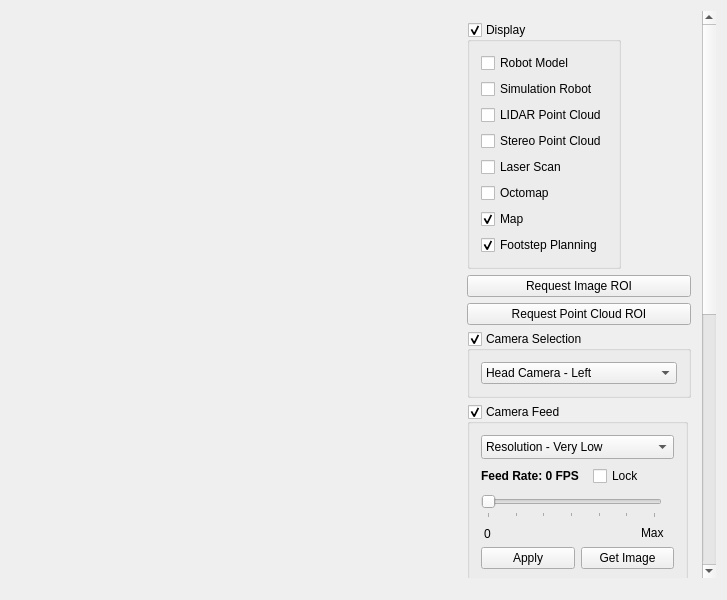
The window that vigir_ocs_camera_viewer_custom/src/ui/camera_viewer_custom_widget.ui (team-vigir/vigir_ocs_common) describes before a commit, drawn with Qt 5.
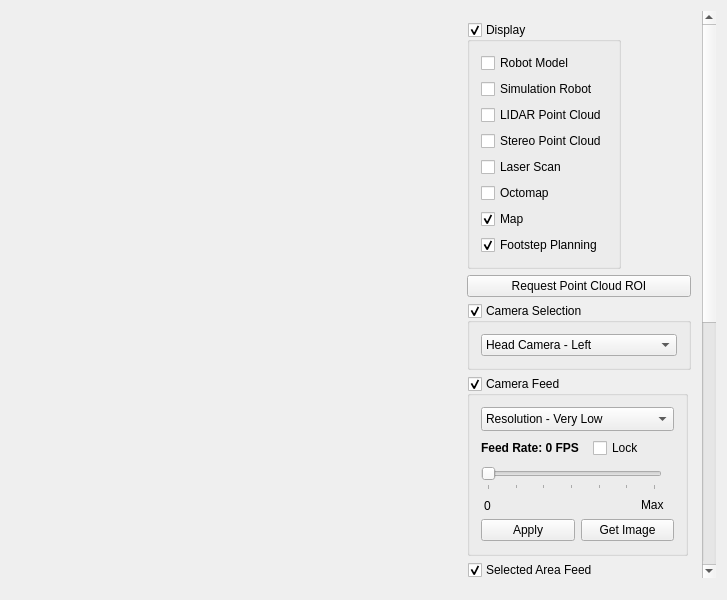
The same window after the commit. Custom widgets are drawn as their Qt base class.

Commit message: - several bugfixes to the camera display   - image request is only sent when the user hits get image   - camera topics work correctly now     - image aspect ratio corrected     - camera topic and camerainfo topic correctly update   - hitting get image / apply on the selected image groupbox reprocesses the image selection - final fixes to the gridmap display   - now it should prioritize display of the last gridmaps

Patch:
```diff
--- a/vigir_ocs_camera_viewer_custom/src/ui/camera_viewer_custom_widget.ui
+++ b/vigir_ocs_camera_viewer_custom/src/ui/camera_viewer_custom_widget.ui
@@ -111,9 +111,9 @@
          <property name="geometry">
           <rect>
            <x>0</x>
-           <y>-249</y>
+           <y>0</y>
            <width>244</width>
-           <height>1070</height>
+           <height>1037</height>
           </rect>
          </property>
          <property name="sizePolicy">
@@ -224,13 +224,6 @@
             </layout>
            </widget>
           </item>
-          <item>
-           <widget class="QPushButton" name="toggleButton">
-            <property name="text">
-             <string>Request Image ROI</string>
-            </property>
-           </widget>
-          </item>
           <item>
            <widget class="QPushButton" name="requestPointCloudROI">
             <property name="text">
```
Left out of the diff: 16 changed lines with no effect on the pictures. The commit also changes 7 other files.
